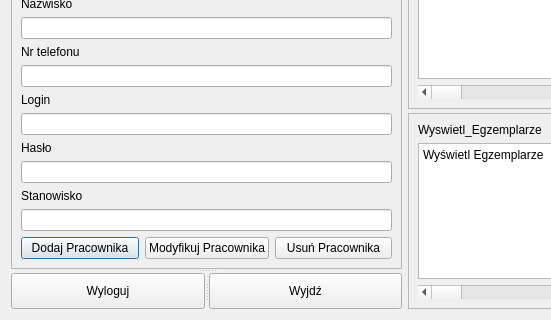
MedokinStudia/bazy_qt, file ap_QT/interfejs_kierownika.ui: the form before one commit; both pictures show x 0 to 551 and y 299 to 619 of the 809 by 619 pixel window.
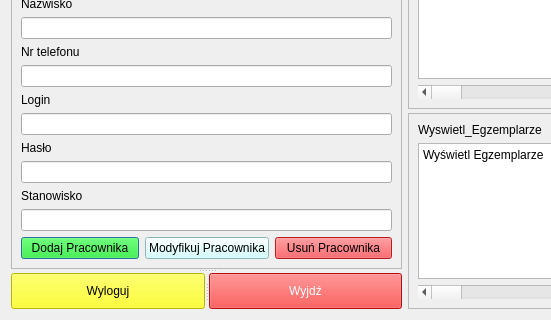
The form after the commit.

```diff
--- a/ap_QT/interfejs_kierownika.ui
+++ b/ap_QT/interfejs_kierownika.ui
@@ -28,7 +28,7 @@
         <rect>
          <x>0</x>
          <y>0</y>
-         <width>383</width>
+         <width>391</width>
          <height>570</height>
         </rect>
        </property>
@@ -149,6 +149,10 @@
          <layout class="QHBoxLayout" name="horizontalLayout_2">
           <item>
            <widget class="QPushButton" name="pushButton_3">
+            <property name="styleSheet">
+             <string notr="true">background-color: rgb(0, 255, 0);
+border-color: rgb(0, 85, 0);</string>
+            </property>
             <property name="text">
              <string>Dodaj Pracownika</string>
             </property>
@@ -156,6 +160,10 @@
           </item>
           <item>
            <widget class="QPushButton" name="pushButton_5">
+            <property name="styleSheet">
+             <string notr="true">background-color: rgb(199, 255, 255);
+border-color: rgb(0, 0, 255);</string>
+            </property>
             <property name="text">
              <string>Modyfikuj Pracownika</string>
             </property>
@@ -163,6 +171,10 @@
           </item>
           <item>
            <widget class="QPushButton" name="pushButton_4">
+            <property name="styleSheet">
+             <string notr="true">background-color: rgb(255, 38, 42);
+border-color: rgb(170, 0, 0);</string>
+            </property>
             <property name="text">
              <string>Usuń Pracownika</string>
             </property>
@@ -178,11 +190,20 @@
        <enum>Qt::Horizontal</enum>
       </property>
       <widget class="QPushButton" name="pushButton">
+       <property name="styleSheet">
+        <string notr="true">background-color: rgb(255, 255, 0);
+border-color: rgb(255, 85, 0);</string>
+       </property>
        <property name="text">
         <string>Wyloguj</string>
        </property>
       </widget>
       <widget class="QPushButton" name="pushButton_2">
+       <property name="styleSheet">
+        <string notr="true">background-color: rgb(255, 20, 20);
+color: rgb(255, 255, 255);
+border-color: rgb(255, 0, 0);</string>
+       </property>
        <property name="text">
         <string>Wyjdź</string>
        </property>
```
Left out of the diff: 12 changed lines with no effect on the pictures.
